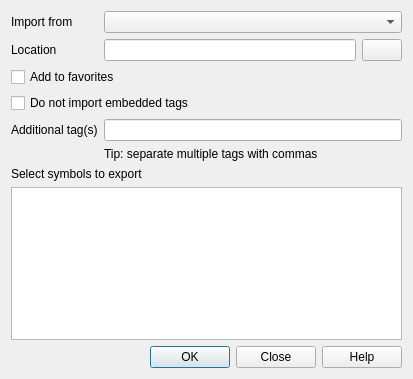
Above: src/ui/qgsstyleexportimportdialogbase.ui from carsmie/QGIS before the change. Below: the same form after it.
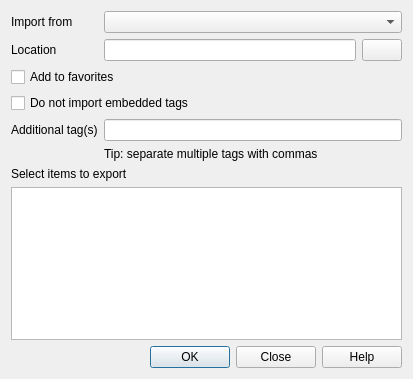
That is the form after the change.

Commit message: [Style Manager] Rephrase strings away from being symbol-specific

Patch:
```diff
--- a/src/ui/qgsstyleexportimportdialogbase.ui
+++ b/src/ui/qgsstyleexportimportdialogbase.ui
@@ -91,7 +91,7 @@
    <item row="1" column="0">
     <widget class="QLabel" name="label">
      <property name="text">
-      <string>Select symbols to export</string>
+      <string>Select items to export</string>
      </property>
     </widget>
    </item>
```
The commit also changes 3 other files.
